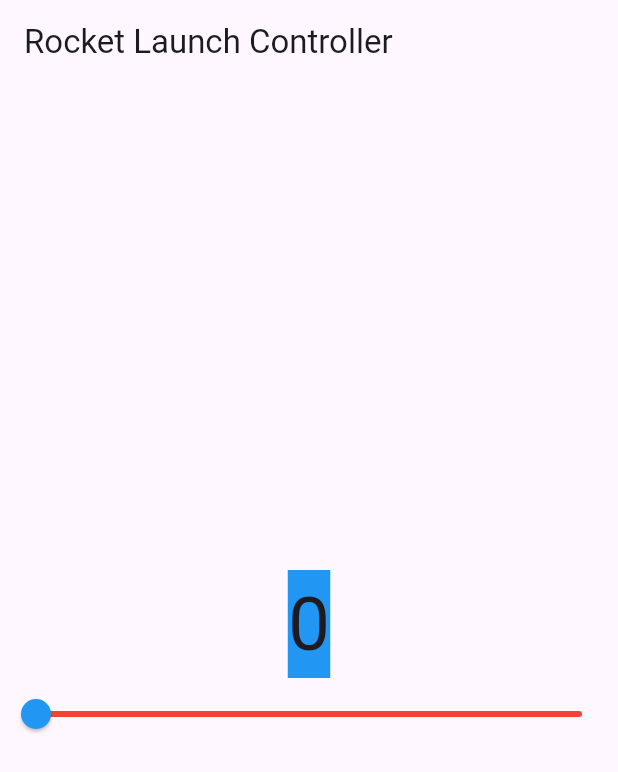
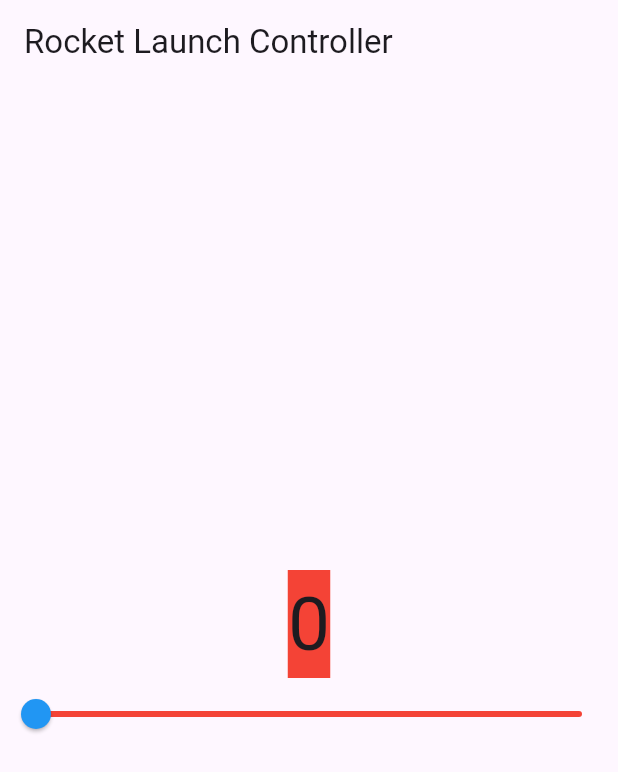
Before and after one commit to JulianBoolean03/Inclass6V2, a Flutter app: the screen it shows after launch, on a phone screen of 412 x 824 dp. Shown: the top 772 px of the screen. Run offline on Flutter 3.47's test engine with Material 3 defaults, Android fonts, the phone set to English and light mode, and no system bars.

Commit message:
Count and Lift

```diff
--- a/ic6v2/lib/main.dart
+++ b/ic6v2/lib/main.dart
@@ -24,6 +24,28 @@ class _CounterWidgetState extends State<CounterWidget> {
   // set counter value
   int _counter = 0;
 
+  Color? countdownStatus(){
+    if(_counter == 0){
+      return Colors.red;
+    } else if (_counter > 0 && _counter <= 50){
+      return Colors.yellow;
+    } else if (_counter > 50 && _counter <= 100){
+      return Colors.green;
+    } else {
+      return null;
+    }
+  }
+
+  String liftofflogic(){
+    if(_counter == 100){
+      return 'LIFTOFF!';
+    } else {
+      return '$_counter';
+    }
+  }
+
+
+
   @override
   Widget build(BuildContext context) {
     return Scaffold(
@@ -33,8 +55,8 @@ class _CounterWidgetState extends State<CounterWidget> {
         children: [
           Center(
             child: Container(
-              color: Colors.blue,
-              child: Text('$_counter', style: const TextStyle(fontSize: 50.0)),
+              color: countdownStatus(),
+              child: Text(liftofflogic(), style: const TextStyle(fontSize: 50.0)),
             ),
           ),
           Slider(
```
